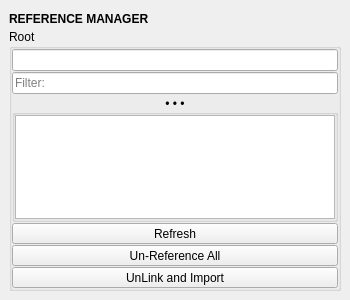
Qt form mayatk/env_utils/reference_manager.ui (m3trik/mayatk) before a commit.
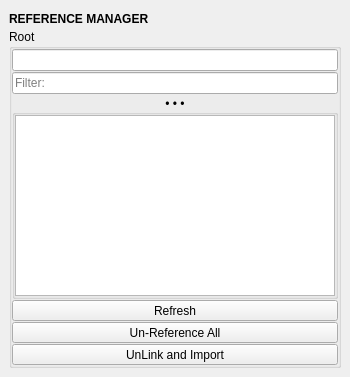
The same form after that commit. Custom widgets are drawn as their Qt base class.

The edit to the form file:
```diff
--- a/mayatk/env_utils/reference_manager.ui
+++ b/mayatk/env_utils/reference_manager.ui
@@ -10,7 +10,7 @@
     <x>0</x>
     <y>0</y>
     <width>350</width>
-    <height>300</height>
+    <height>377</height>
    </rect>
   </property>
   <property name="tabShape">
```
Left out of the diff: 2 changed lines with no effect on the pictures.
